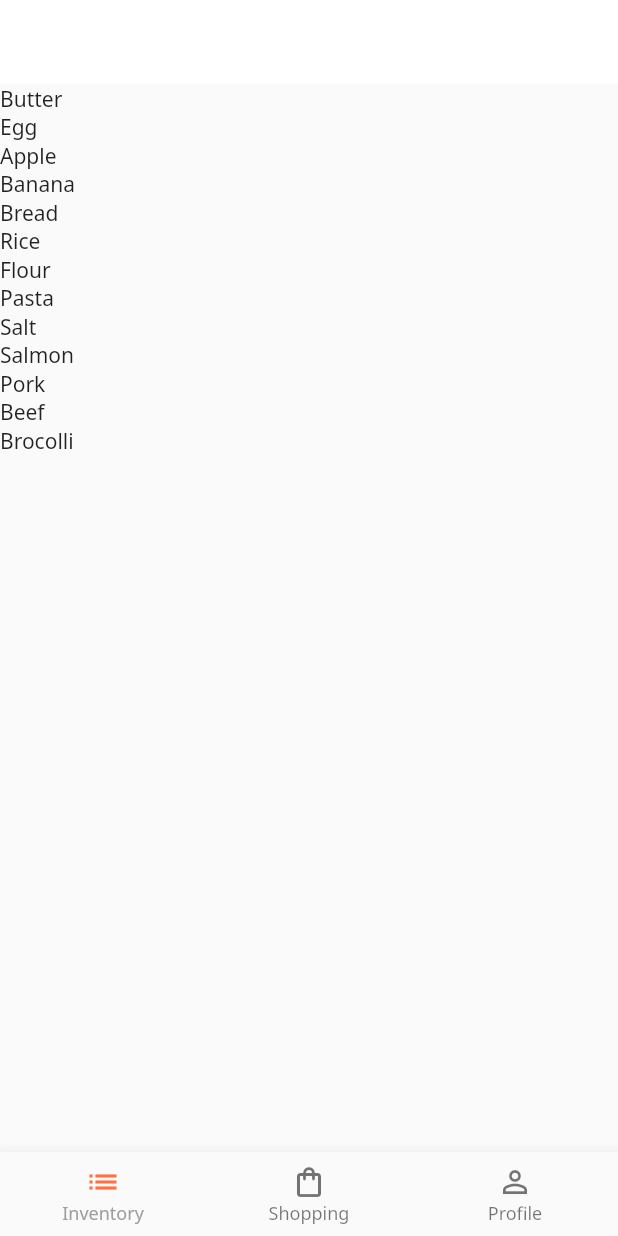
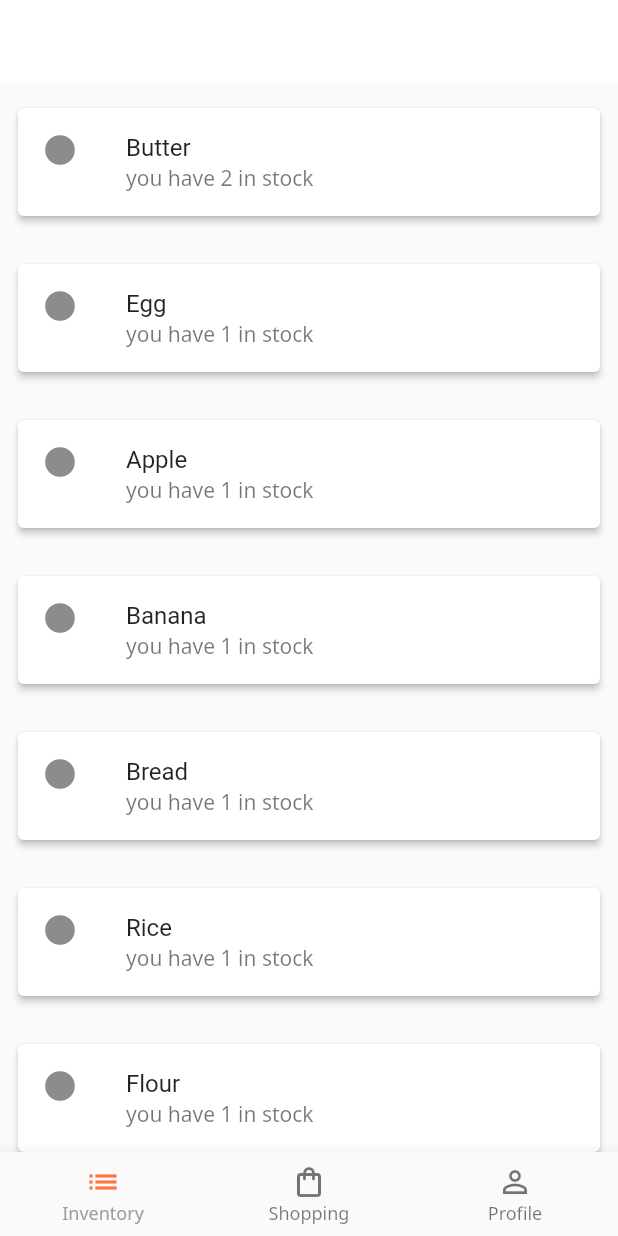
Before and after one commit to boshishuoshuo/shopping_list_inventory, a Flutter app: the screen it shows after launch, on a phone screen of 412 x 824 dp. Run offline on Flutter 3.47's test engine with Material 2 defaults, Android fonts, the phone set to English and light mode, and no system bars; our stand-ins replace google_fonts.

Commit message:
Change to card for inventory_sliver_item

```diff
--- a/lib/inventory/inventory_sliver_item.dart
+++ b/lib/inventory/inventory_sliver_item.dart
@@ -9,6 +9,14 @@ class InventorySliverItem extends StatelessWidget {
 
   @override
   Widget build(BuildContext context) {
-    return Text(inventoryItem.name);
+    return Card(
+      child: ListTile(
+        leading: Icon(Icons.circle),
+        title: Text(inventoryItem.name),
+        subtitle: Text('you have ${inventoryItem.inventoryQuant} in stock'),
+      ),
+      elevation: 2.0,
+      margin: const EdgeInsets.symmetric(vertical: 16, horizontal: 12),
+    );
   }
 }
```
